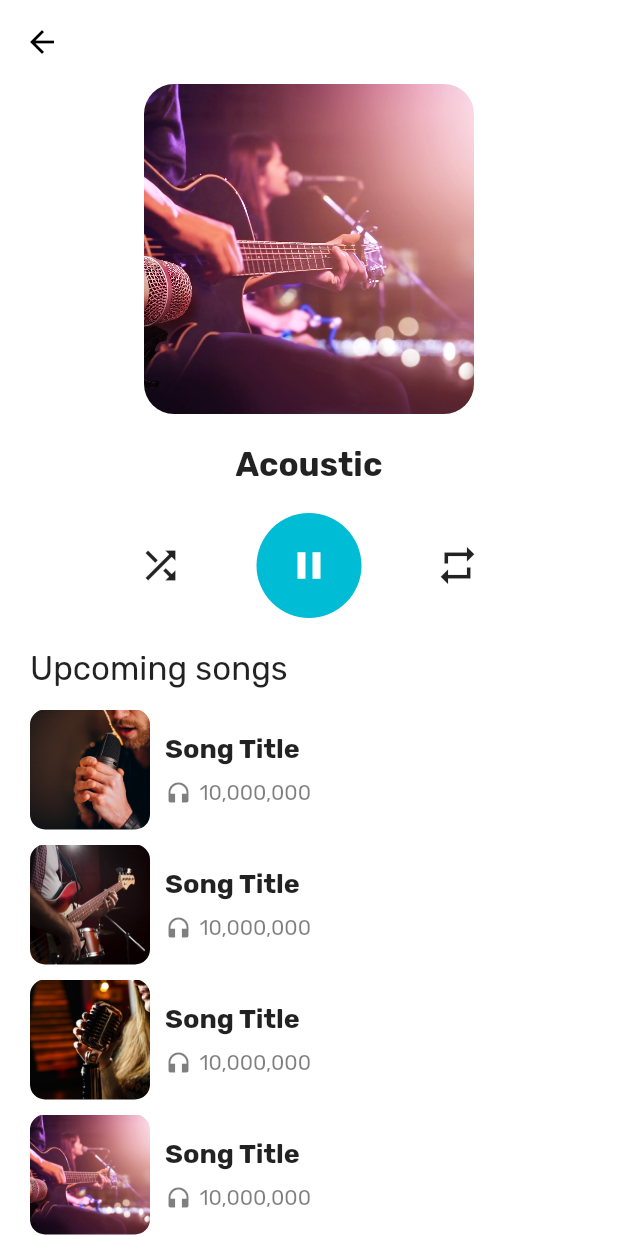
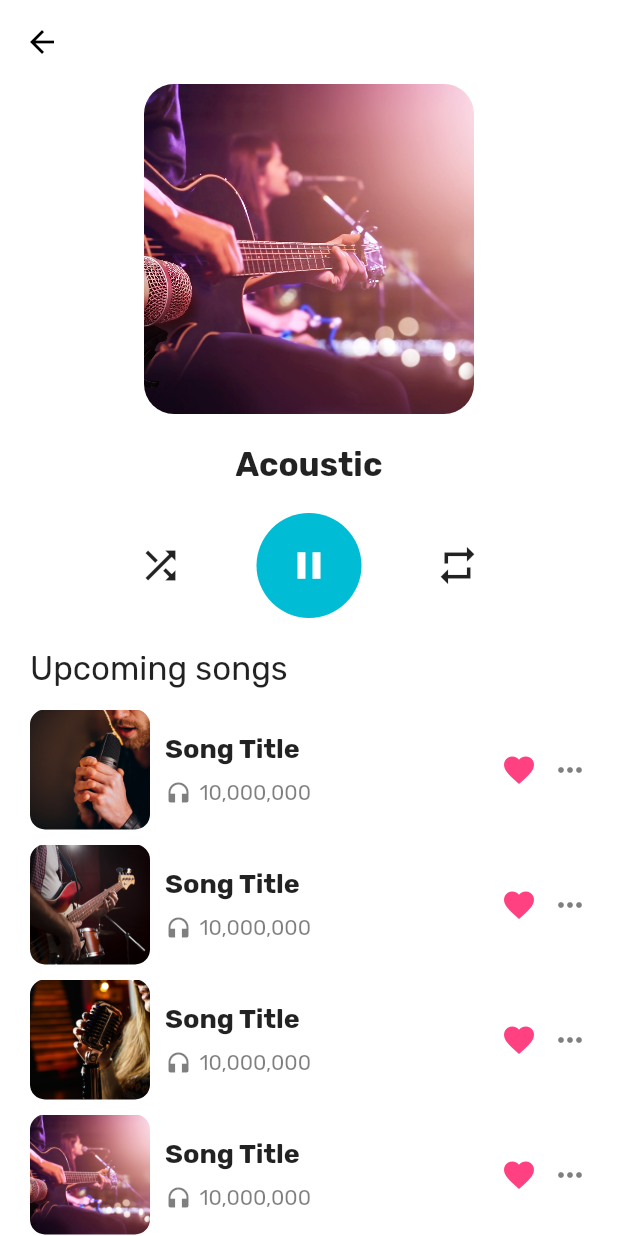
Before and after one commit to Roaa94/flutter_playlist_animation, a Flutter app: the PlaylistPage screen opened directly with empty values, on a phone screen of 412 x 824 dp. Run offline on Flutter 3.47's test engine with Material 2 defaults, Android fonts, the phone set to English and light mode, and no system bars.

Commit message:
chore: finalize song list item

```diff
--- a/lib/widgets/song_list_item.dart
+++ b/lib/widgets/song_list_item.dart
@@ -56,6 +56,15 @@ class SongListItem extends StatelessWidget {
               ],
             ),
           ),
+          const Icon(
+            Icons.favorite,
+            color: Colors.pinkAccent,
+          ),
+          const SizedBox(width: 10),
+          Icon(
+            Icons.more_horiz,
+            color: Colors.black.withOpacity(0.5),
+          ),
         ],
       ),
     );
```
